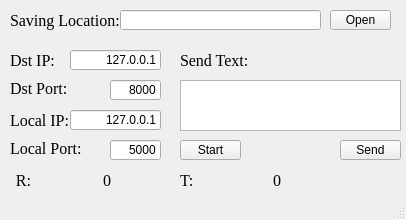
Before: the Qt Designer form main_window.ui in linmh0130/UDP_Recv_Tool, drawn with Qt 5.
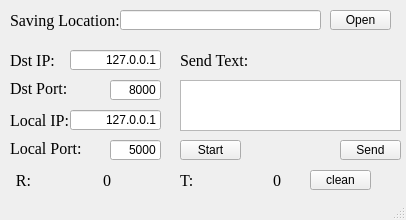
After: the same form once the commit is applied.

```diff
--- a/main_window.ui
+++ b/main_window.ui
@@ -360,6 +360,19 @@
      <string>Local IP:</string>
     </property>
    </widget>
+   <widget class="QPushButton" name="bt_clean">
+    <property name="geometry">
+     <rect>
+      <x>310</x>
+      <y>170</y>
+      <width>61</width>
+      <height>20</height>
+     </rect>
+    </property>
+    <property name="text">
+     <string>clean</string>
+    </property>
+   </widget>
   </widget>
   <widget class="QMenuBar" name="menubar">
    <property name="geometry">
```
